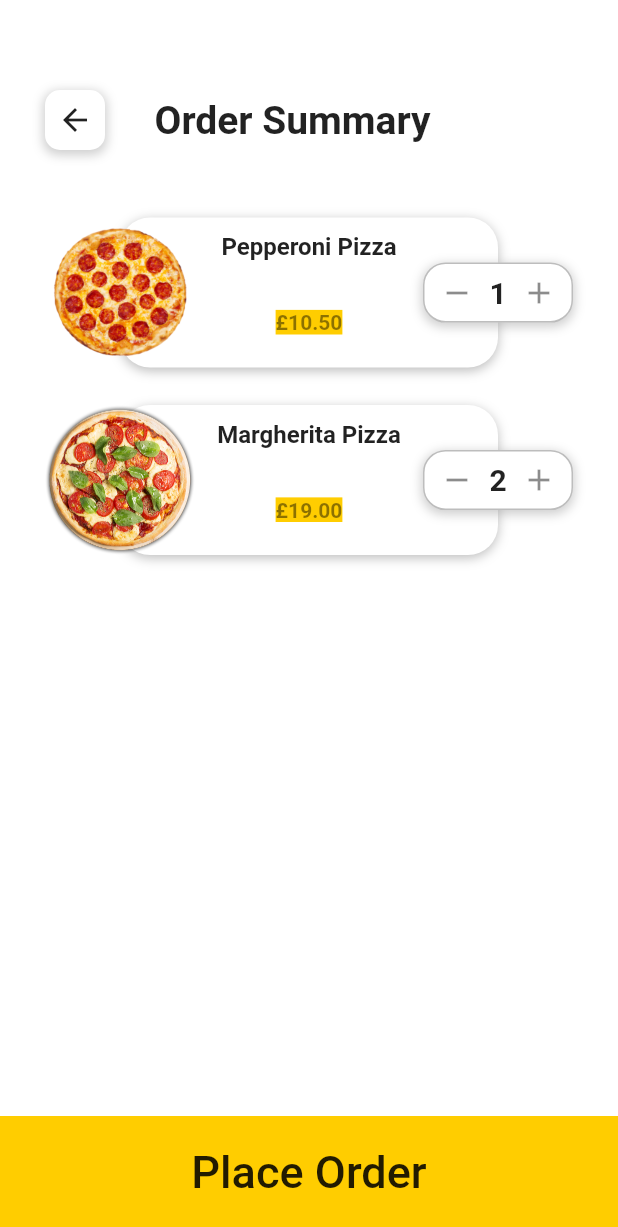
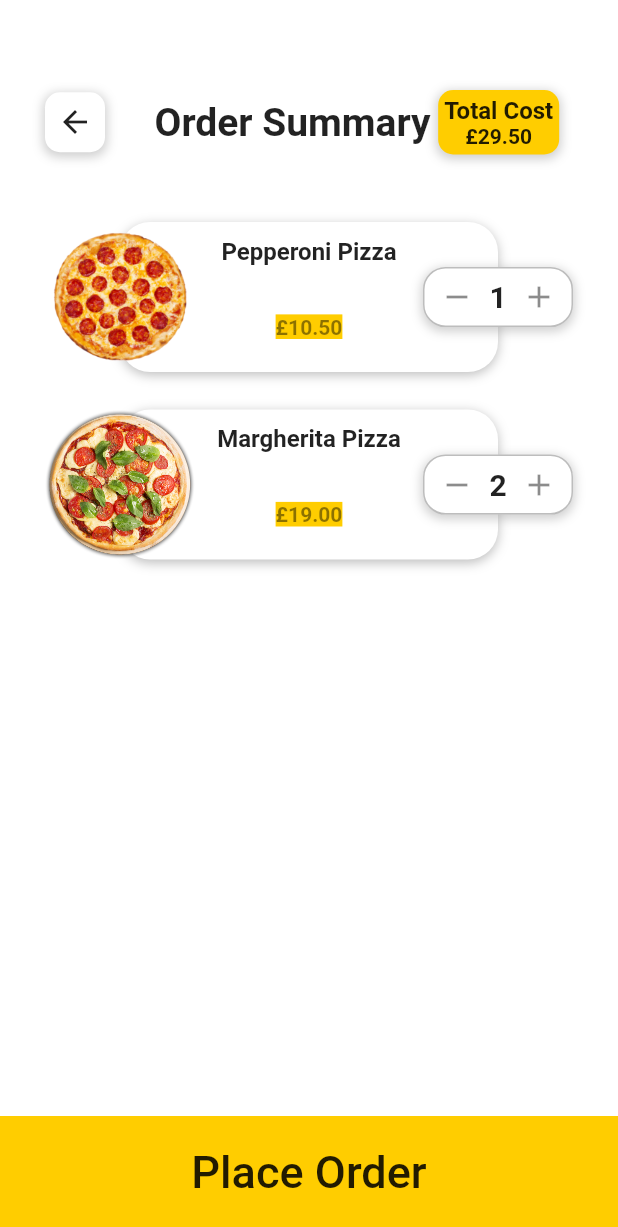
Before and after one commit to jayp97/flutter_food_delivery_app, a Flutter app: the CheckOutScreen screen opened directly, on a phone screen of 412 x 824 dp. Shown: the top 1227 px of the screen. Run offline on Flutter 3.47's test engine with Material 2 defaults, Android fonts, the phone set to English and light mode, and no system bars; our stand-ins replace font_awesome_flutter; missing offline and left inert: enum_to_string; network calls fail.

Commit message:
Added total cost functionality to the CheckoutScreen with a total cost icon at the top of the screen that updated automatically when order quantities are changed.

```diff
--- a/lib/screens/checkout_screen.dart
+++ b/lib/screens/checkout_screen.dart
@@ -10,6 +10,16 @@ import 'package:enum_to_string/enum_to_string.dart';
 class CheckOutScreen extends StatelessWidget {
   @override
   Widget build(BuildContext context) {
+    double totalCost() {
+      double itemTotal;
+      double overallCost = 0;
+      for (OrderModel order in Provider.of<Data>(context).orderList) {
+        itemTotal = order.orderQuantity * order.food.price;
+        overallCost += itemTotal;
+      }
+      return overallCost;
+    }
+
     return Scaffold(
       backgroundColor: Colors.white,
       body: Column(
@@ -41,6 +51,43 @@ class CheckOutScreen extends StatelessWidget {
                   fontSize: 26.0,
                 ),
               ),
+              Padding(
+                padding: EdgeInsets.only(left: 5.0),
+                child: Container(
+                  decoration: BoxDecoration(
+                    color: Theme.of(context).primaryColor,
+                    borderRadius: BorderRadius.circular(10.0),
+                    boxShadow: [
+                      BoxShadow(
+                        color: Colors.grey.withOpacity(0.5),
+                        spreadRadius: 1,
+                        blurRadius: 5,
+                        offset: Offset(0, 2),
+                      )
+                    ],
+                  ),
+                  child: Padding(
+                    padding: EdgeInsets.all(4.0),
+                    child: Column(
+                      children: [
+                        Text(
+                          "Total Cost",
+                          style: TextStyle(
+                            fontWeight: FontWeight.bold,
+                            fontSize: 16.0,
+                          ),
+                        ),
+                        Text(
+                          '£${totalCost().toStringAsFixed(2)}',
+                          style: TextStyle(
+                            fontWeight: FontWeight.w600,
+                          ),
+                        ),
+                      ],
+                    ),
+                  ),
+                ),
+              )
             ],
           ),
           SizedBox(
```
